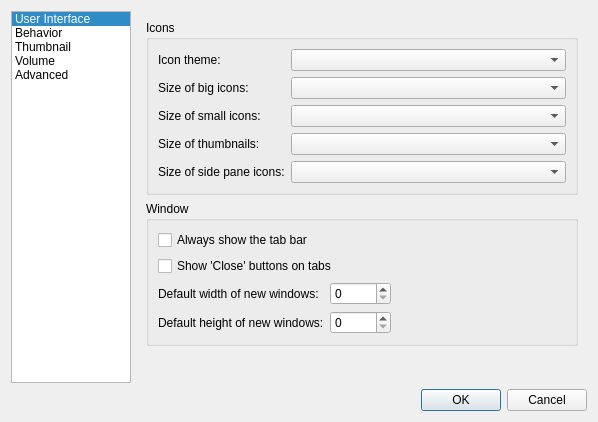
lxqt/pcmanfm-qt, file pcmanfm/preferences.ui: the form before one commit.
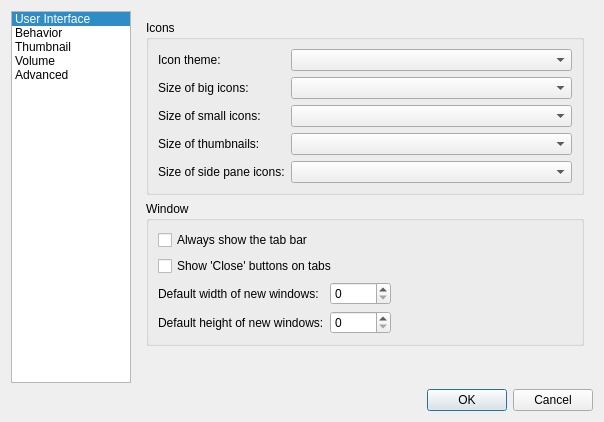
The form after the commit.

Diff of the .ui file:
```diff
--- a/pcmanfm/preferences.ui
+++ b/pcmanfm/preferences.ui
@@ -6,7 +6,7 @@
    <rect>
     <x>0</x>
     <y>0</y>
-    <width>598</width>
+    <width>604</width>
     <height>422</height>
    </rect>
   </property>
```
Left out of the diff: 2 changed lines with no effect on the pictures.
